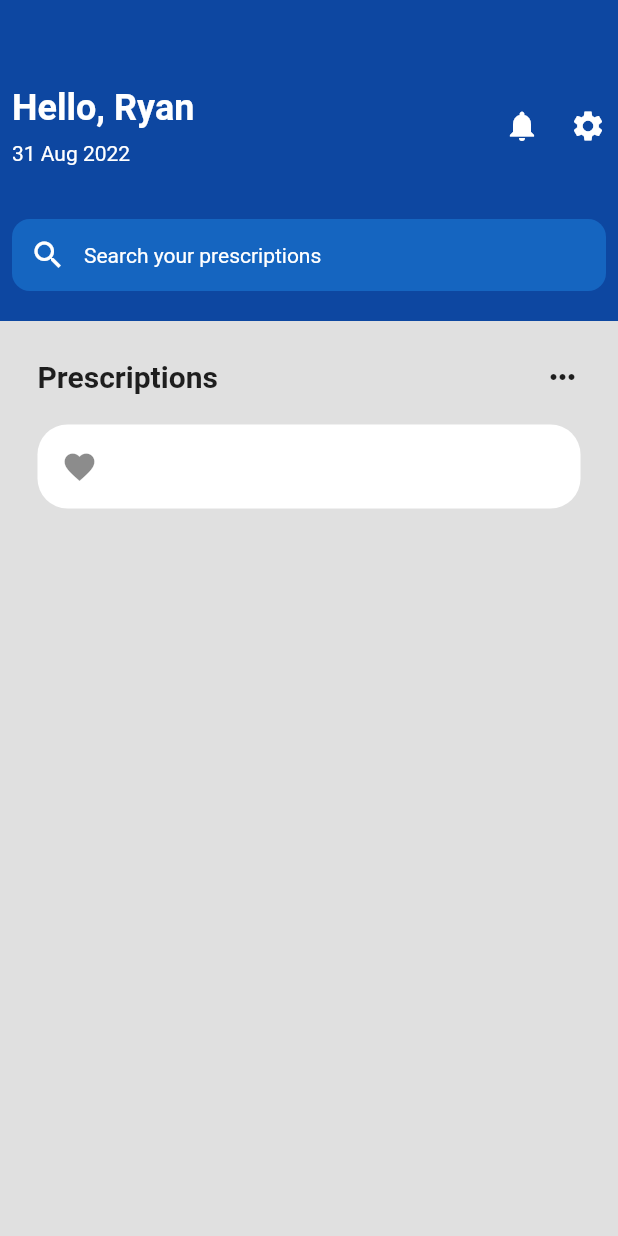
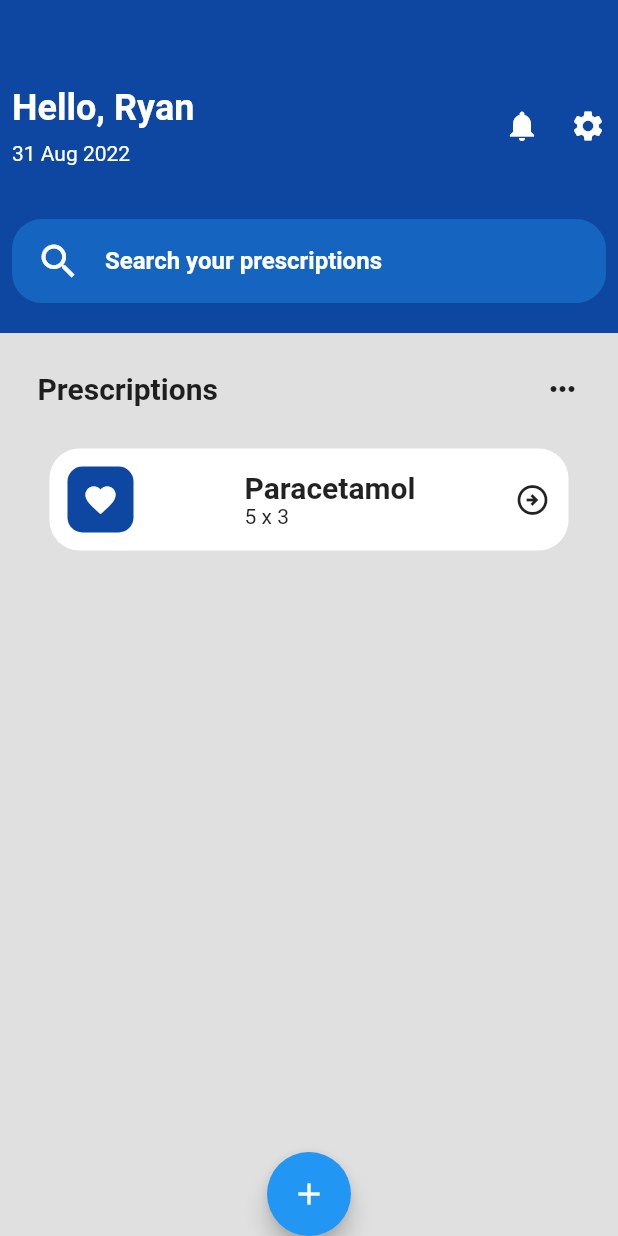
Before and after one commit to SamsonMokaya/Prescription-Tracker, a Flutter app: the screen it shows after launch, on a phone screen of 412 x 824 dp. Run offline on Flutter 3.47's test engine with Material 2 defaults, Android fonts, the phone set to English and light mode, and no system bars.

Commit message:
Fourth Commit

```diff
--- a/lib/main.dart
+++ b/lib/main.dart
@@ -16,6 +16,7 @@ class MyApp extends StatelessWidget {
       debugShowCheckedModeBanner: false,
       title: 'Prescription Tracker',
       home: HomePage(),
+
     );
   }
 }
--- a/lib/pages/home_page.dart
+++ b/lib/pages/home_page.dart
@@ -1,6 +1,8 @@
 import 'package:flutter/src/foundation/key.dart';
 import 'package:flutter/src/widgets/framework.dart';
 import 'package:flutter/material.dart';
+
+import '../utilities/prescription.dart';
 
 class HomePage extends StatefulWidget {
   const HomePage({Key? key}) : super(key: key);
@@ -14,14 +16,17 @@ class _HomePageState extends State<HomePage> {
   Widget build(BuildContext context) {
     return Scaffold(
       backgroundColor: Colors.blue[900],
+      floatingActionButtonLocation: FloatingActionButtonLocation.centerDocked,
+      floatingActionButton: FloatingActionButton(
+        child: Icon(Icons.add),
+        onPressed: () {},
+      ),
       body: Container(
         child: Column(
-
           children: [
             SizedBox(
               height: 50,
             ),
-
 
             // Text Widgets
             Padding(
@@ -29,7 +34,9 @@ class _HomePageState extends State<HomePage> {
               child: Row(
                 mainAxisAlignment: MainAxisAlignment.spaceBetween,
                 children: [
-                  Column(crossAxisAlignment: CrossAxisAlignment.start, children: [
+                  Column(
+                      crossAxisAlignment: CrossAxisAlignment.start,
+                      children: [
                         Text(
                           "Hello, Ryan",
                           style: TextStyle(
@@ -78,24 +85,21 @@ class _HomePageState extends State<HomePage> {
               child: Container(
                 decoration: BoxDecoration(
                     color: Colors.blue[800],
-                  borderRadius: BorderRadius.circular(12),
+                    borderRadius: BorderRadius.circular(20)),
+                child: ListTile(
+                  leading: Icon(Icons.search, color: Colors.white, size: 30),
+                  minLeadingWidth: 1,
+                  title: TextField(
+                    decoration: InputDecoration(
+                      border: InputBorder.none,
+                      hintText: "Search your prescriptions",
+                      hintStyle: TextStyle(
+                        color: Colors.white,
+                        fontWeight: FontWeight.bold,
                       ),
-                padding: EdgeInsets.all(12),
-                child: Row(children: [
-                  Icon(
-                    Icons.search,
-                    color: Colors.white,
                     ),
-                  SizedBox(
-                    width: 12,
                   ),
-                  Text(
-                    "Search your prescriptions",
-                    style: TextStyle(
-                      color: Colors.white,
                 ),
-                  )
-                ]),
               ),
             ),
 
@@ -118,21 +122,20 @@ class _HomePageState extends State<HomePage> {
                             fontSize: 20,
                           ),
                         ),
-                          Icon(Icons.more_horiz_outlined),
+                        Container(child: Icon(Icons.more_horiz_outlined)),
                       ],
                     ),
 
-                    SizedBox(height: 20,),
+                    SizedBox(
+                      height: 20,
+                    ),
 
-                    Container(
-                      decoration: BoxDecoration(
-                        color: Colors.white,
-                        borderRadius: BorderRadius.circular(20)
-                      ),
-                      child: ListTile(
-                        leading: Icon(Icons.favorite)
-                      ),
-                    ),
+                    //prescriptions
+                    prescription(medicine: 'Paracetamol',),
+                    // prescription(),
+                    // prescription(),
+                    // prescription(),
+                    // prescription(),
                   ],
                 ),
               ),
--- /dev/null
+++ b/lib/utilities/prescription.dart
@@ -0,0 +1,55 @@
+import 'package:flutter/material.dart';
+
+class prescription extends StatelessWidget {
+  @override
+  late String medicine;
+  prescription({required this.medicine});
+  Widget build(BuildContext context) {
+    return Padding(
+      padding: const EdgeInsets.all(8.0),
+      child: Container(
+        padding: EdgeInsets.all(12),
+        decoration: BoxDecoration(
+            color: Colors.white, borderRadius: BorderRadius.circular(20)),
+        child: Row(
+          mainAxisAlignment: MainAxisAlignment.spaceBetween,
+          children: [
+            Container(
+              padding: EdgeInsets.all(10),
+              decoration: BoxDecoration(
+                borderRadius: BorderRadius.circular(10),
+                color: Colors.blue[900],
+              ),
+              child: Icon(
+                Icons.favorite,
+                color: Colors.white,
+              ),
+            ),
+            Padding(
+              padding: const EdgeInsets.only(left: 8.0),
+              child: Row(
+                mainAxisAlignment: MainAxisAlignment.spaceBetween,
+                children: [
+                  Column(
+                    crossAxisAlignment: CrossAxisAlignment.start,
+                    children: [
+                      Text(
+                        medicine,
+                        style: TextStyle(
+                          fontSize: 20,
+                          fontWeight: FontWeight.bold,
+                        ),
+                      ),
+                      Text("5 x 3"),
+                    ],
+                  ),
+                ],
+              ),
+            ),
+            Icon(Icons.arrow_circle_right_outlined),
+          ],
+        ),
+      ),
+    );
+  }
+}
```
Lines whose indentation alone changed are shown as unchanged.
